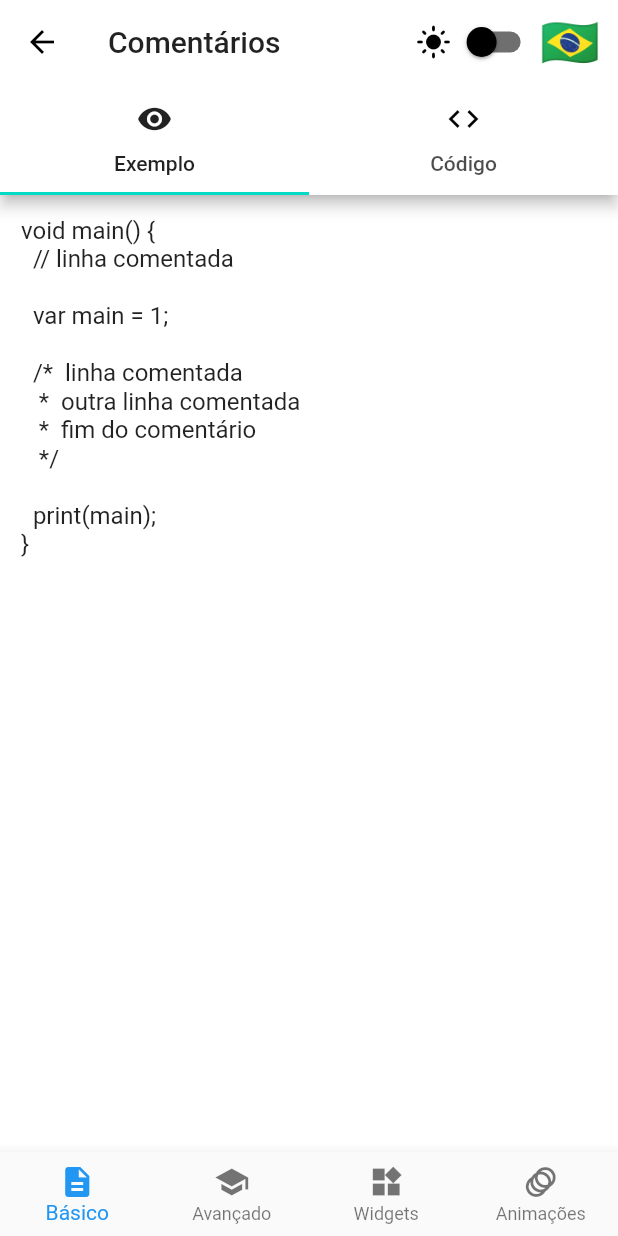
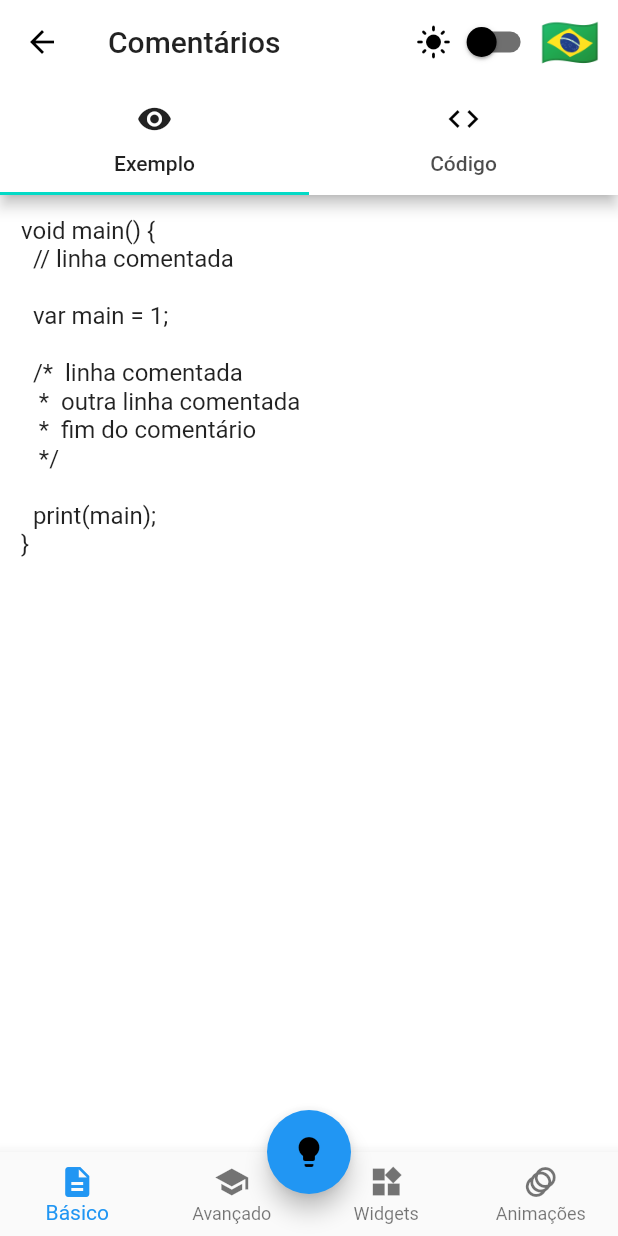
Before and after one commit to charleslana/flutter_snippets, a Flutter app: the SnippetWidgets screen opened by its route, after a tap on "Comentários", on a phone screen of 412 x 824 dp. Run offline on Flutter 3.47's test engine with Material 2 defaults, Android fonts, the phone set to English and light mode, and no system bars; our stand-ins replace shared_preferences; accounts and stored records are empty; generated files the repository leaves out were written again.

Commit message:
feat(snippet show): update

```diff
--- a/lib/src/constants/app_constants.dart
+++ b/lib/src/constants/app_constants.dart
@@ -61,4 +61,5 @@ class AppConstants {
   static final txtSnippetWidgetDrawer = 'widget_drawer';
   static final txtSnippetWidgetDropdown = 'widget_dropdown';
   static final txtSnippetWidgetDismissible = 'widget_dismissible';
+  static final txtSnippetWidgetRotatedBox = 'widget_rotated_box';
 }
--- a/lib/src/l10n/app_en.arb
+++ b/lib/src/l10n/app_en.arb
@@ -19,6 +19,7 @@
     "tabBarTitleCode": "Code",
     "utilCopyCodeMessage": "Code copied",
     "utilCopyCodeClose": "Close",
+    "utilAlertNoInformation": "No information available",
     "filterSearchLabel": "Search {filter}",
     "@filterSearchLabel": {
         "type": "text",
@@ -95,10 +96,12 @@
     "menuWidgetBasicSnackBar": "SnackBar",
     "menuWidgetBasicDialog": "Dialog",
     "menuWidgetBasicListView": "ListView",
+    "menuWidgetBasicRotatedBox": "RotatedBox",
     "menuWidgetAdvancedRefreshIndicator": "RefreshIndicator",
     "menuWidgetAdvancedDraggable": "Drag and Drop",
     "menuWidgetAdvancedGlobalKey": "GlobalKey",
     "menuWidgetAdvancedDrawer": "Drawer",
     "menuWidgetAdvancedDropdown": "Dropdown",
-    "menuWidgetAdvancedDismissible": "Dismissible"
+    "menuWidgetAdvancedDismissible": "Dismissible",
+    "tipRotatedBox": "The RotatedBox widget is used to rotate its child by a integral number of quarter turns. It is used to orient it’s child widgets into either horizontal or vertical orientation. Furthermore, it is very lightweight and can be used for designing various UI as it gives flexibility to the user over the Design of the app."
 }
--- a/lib/src/l10n/app_es.arb
+++ b/lib/src/l10n/app_es.arb
@@ -13,6 +13,7 @@
     "tabBarTitleCode": "Código",
     "utilCopyCodeMessage": "Código copiado",
     "utilCopyCodeClose": "Cerca",
+    "utilAlertNoInformation": "No hay información disponible",
     "filterSearchLabel": "Buscar {filter}",
     "filterSearchHint": "{filter}",
     "filterSearchNoResults": "No hay resultados",
@@ -77,10 +78,12 @@
     "menuWidgetBasicSnackBar": "SnackBar",
     "menuWidgetBasicDialog": "Dialog",
     "menuWidgetBasicListView": "ListView",
+    "menuWidgetBasicRotatedBox": "Caja Girada",
     "menuWidgetAdvancedRefreshIndicator": "RefreshIndicator",
     "menuWidgetAdvancedDraggable": "Drag and Drop",
     "menuWidgetAdvancedGlobalKey": "GlobalKey",
     "menuWidgetAdvancedDrawer": "Drawer",
     "menuWidgetAdvancedDropdown": "Dropdown",
-    "menuWidgetAdvancedDismissible": "Dismissible"
+    "menuWidgetAdvancedDismissible": "Dismissible",
+    "tipRotatedBox": "El widget RotatedBox se utiliza para rotar a su hijo en un número entero de cuartos de vuelta. Se utiliza para orientar los widgets secundarios en orientación horizontal o vertical. Además, es muy liviano y se puede usar para diseñar varias UI, ya que brinda flexibilidad al usuario sobre el diseño de la aplicación."
 }
--- a/lib/src/l10n/app_pt.arb
+++ b/lib/src/l10n/app_pt.arb
@@ -13,6 +13,7 @@
     "tabBarTitleCode": "Código",
     "utilCopyCodeMessage": "Código copiado",
     "utilCopyCodeClose": "Fechar",
+    "utilAlertNoInformation": "Nenhuma informação disponível",
     "filterSearchLabel": "Pesquisar {filter}",
     "filterSearchHint": "{filter}",
     "filterSearchNoResults": "Nenhum resultado",
@@ -77,10 +78,12 @@
     "menuWidgetBasicSnackBar": "SnackBar",
     "menuWidgetBasicDialog": "Dialog",
     "menuWidgetBasicListView": "ListView",
+    "menuWidgetBasicRotatedBox": "Caixa Girada",
     "menuWidgetAdvancedRefreshIndicator": "RefreshIndicator",
     "menuWidgetAdvancedDraggable": "Drag and Drop",
     "menuWidgetAdvancedGlobalKey": "GlobalKey",
     "menuWidgetAdvancedDrawer": "Drawer",
     "menuWidgetAdvancedDropdown": "Dropdown",
-    "menuWidgetAdvancedDismissible": "Dismissible"
+    "menuWidgetAdvancedDismissible": "Dismissible",
+    "tipRotatedBox": "O widget RotatedBox é usado para girar seu filho por um número inteiro de quartos de volta. Ele é usado para orientar seus widgets filhos na orientação horizontal ou vertical. Além disso, é muito leve e pode ser usado para projetar várias interfaces do usuário, pois dá flexibilidade ao usuário em relação ao design do aplicativo."
 }
--- a/lib/src/models/snippet_show_model.dart
+++ b/lib/src/models/snippet_show_model.dart
@@ -5,11 +5,13 @@ class SnippetShowModel {
   final String title;
   final Widget? widget;
   final int bottomNavigationBarIndex;
+  final String? tip;
 
   const SnippetShowModel({
     required this.data,
     required this.title,
     this.widget,
     required this.bottomNavigationBarIndex,
+    this.tip,
   });
 }
--- a/lib/src/pages/snippet_show.dart
+++ b/lib/src/pages/snippet_show.dart
@@ -4,6 +4,7 @@ import 'package:flutter_snippets/src/components/app_bottom_navigation_bar.dart';
 import 'package:flutter_snippets/src/components/app_tab_bar_body.dart';
 import 'package:flutter_snippets/src/models/snippet_show_model.dart';
 import 'package:flutter_snippets/src/services/txt_service.dart';
+import 'package:flutter_snippets/src/utils/app_utils.dart';
 
 class SnippetShow extends StatefulWidget {
   const SnippetShow({Key? key}) : super(key: key);
@@ -68,6 +69,12 @@ class _SnippetShowState extends State<SnippetShow>
               bottomNavigationBar: AppBottomNavigationBar(
                 index: _snippet!.bottomNavigationBarIndex,
               ),
+              floatingActionButtonLocation:
+                  FloatingActionButtonLocation.centerDocked,
+              floatingActionButton: FloatingActionButton(
+                child: Icon(Icons.lightbulb),
+                onPressed: () => AppUtils().alert(_snippet!.tip, context),
+              ),
             ),
     );
   }
--- a/lib/src/pages/snippet_widgets.dart
+++ b/lib/src/pages/snippet_widgets.dart
@@ -32,6 +32,7 @@ import 'package:flutter_snippets/src/snippets/snippet_outlined_button.dart';
 import 'package:flutter_snippets/src/snippets/snippet_page_view.dart';
 import 'package:flutter_snippets/src/snippets/snippet_refresh_indicator.dart';
 import 'package:flutter_snippets/src/snippets/snippet_rich_text.dart';
+import 'package:flutter_snippets/src/snippets/snippet_rotated_box.dart';
 import 'package:flutter_snippets/src/snippets/snippet_row.dart';
 import 'package:flutter_snippets/src/snippets/snippet_safe_area.dart';
 import 'package:flutter_snippets/src/snippets/snippet_snack_bar.dart';
@@ -555,6 +556,21 @@ class SnippetWidgets extends StatelessWidget {
                           ),
                         ),
                       ),
+                      SnippetFilterListModel(
+                        text: AppLocalizations.of(context)!
+                            .menuWidgetBasicRotatedBox,
+                        onPressed: () => Navigator.of(context).pushNamed(
+                          AppRoutes.snippetShow,
+                          arguments: SnippetShowModel(
+                            data: AppConstants.txtSnippetWidgetRotatedBox,
+                            title: AppLocalizations.of(context)!
+                                .menuWidgetBasicRotatedBox,
+                            bottomNavigationBarIndex: 2,
+                            widget: SnippetRotatedBox(),
+                            tip: AppLocalizations.of(context)!.tipRotatedBox,
+                          ),
+                        ),
+                      ),
                     ],
                     bottomNavigationBarIndex: 2,
                   ),
--- a/lib/src/provider/theme_provider.dart
+++ b/lib/src/provider/theme_provider.dart
@@ -54,6 +54,9 @@ class MyThemes {
     iconTheme: IconThemeData(
       color: Colors.deepPurple,
     ),
+    floatingActionButtonTheme: FloatingActionButtonThemeData(
+      backgroundColor: Colors.deepPurple,
+    ),
   );
 
   static final lighTheme = ThemeData(
@@ -82,5 +85,8 @@ class MyThemes {
     iconTheme: IconThemeData(
       color: Colors.black,
     ),
+    floatingActionButtonTheme: FloatingActionButtonThemeData(
+      backgroundColor: Colors.blue,
+    ),
   );
 }
```
Also changed, not shown: assets/snippets/widget_rotated_box.txt (added, +32 -0 lines), lib/src/snippets/snippet_rotated_box.dart (added, +17 -0 lines), lib/src/utils/app_utils.dart (+45 -0 lines).
